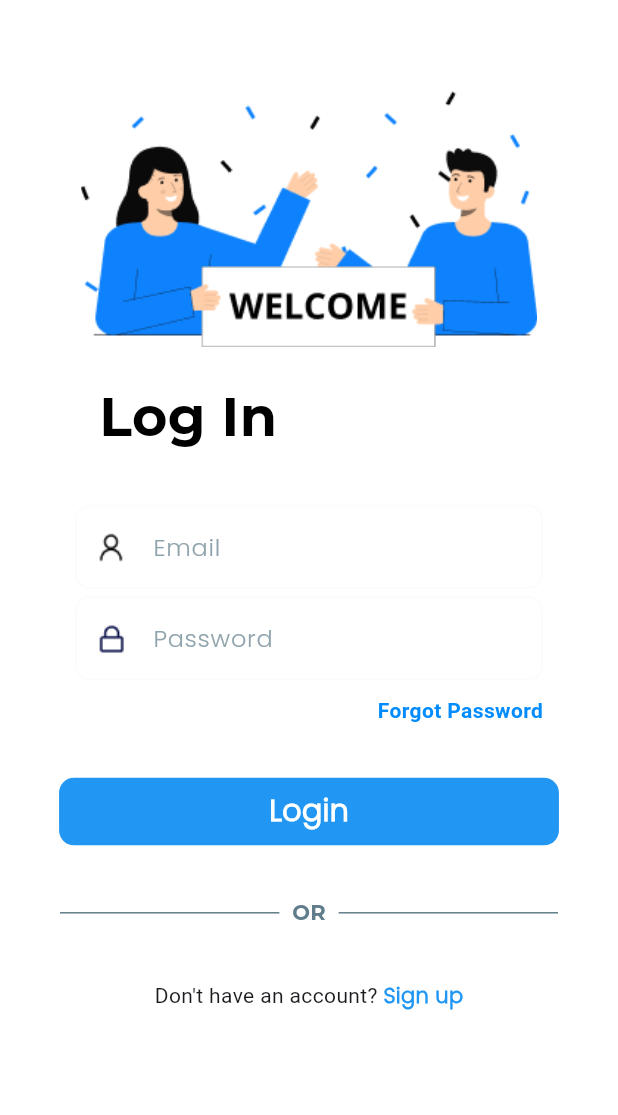
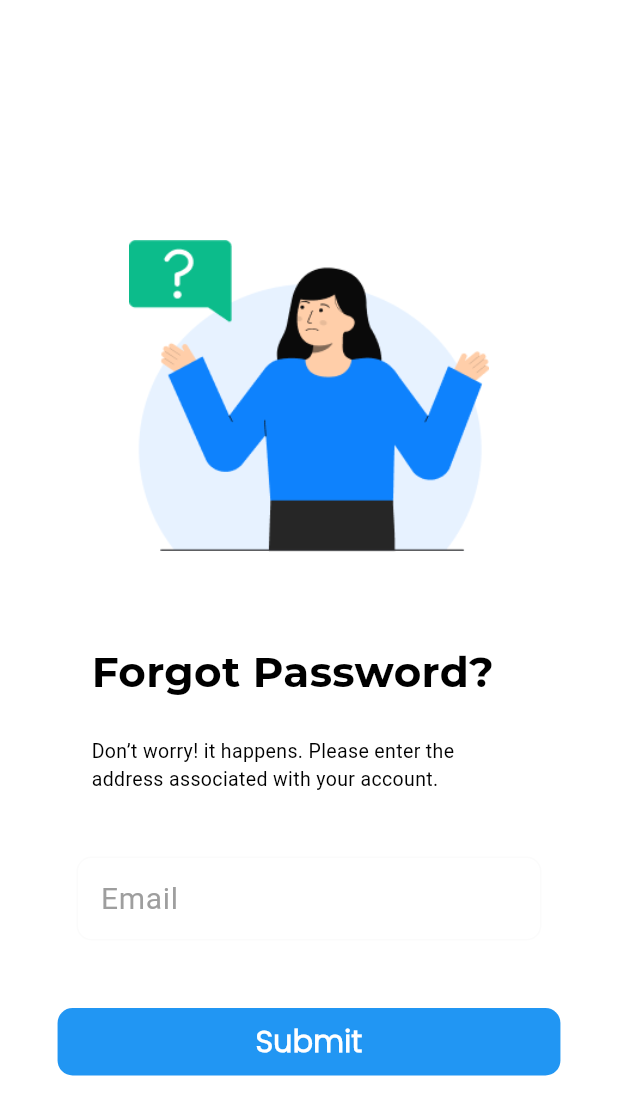
Before and after one commit to Samip-Nepal/Doctorhub-app, a Flutter app: the Loginpage screen opened directly, after a tap on "Forgot Password", on a phone screen of 412 x 824 dp. Shown: the top 1115 px of the screen. Run offline on Flutter 3.47's test engine with Material 3 defaults, Android fonts, the phone set to English and light mode, and no system bars; Roboto replaces fonts that are missing (Montserrat).

Commit message:
Forgot password

```diff
--- /dev/null
+++ b/lib/User-Auth/loginpage/forgetpassword/button.dart
@@ -0,0 +1,35 @@
+import 'package:flutter/material.dart';
+
+class Buttons extends StatefulWidget {
+  const Buttons({super.key});
+
+  @override
+  State<Buttons> createState() => _ButtonState();
+}
+
+class _ButtonState extends State<Buttons> {
+  @override
+  Widget build(BuildContext context) {
+    return Center(
+      child: GestureDetector(
+        onTap: () {},
+        child: Container(
+          decoration: BoxDecoration(
+            color: Colors.blue,
+            borderRadius: BorderRadius.circular(10),
+          ),
+          padding: EdgeInsets.symmetric(vertical: 8, horizontal: 132),
+          margin: EdgeInsets.symmetric(vertical: 25),
+          child: Text(
+            'Submit',
+            style: TextStyle(
+                color: Colors.white,
+                fontFamily: 'Poppins',
+                fontSize: 20,
+                fontWeight: FontWeight.bold),
+          ),
+        ),
+      ),
+    );
+  }
+}
--- /dev/null
+++ b/lib/User-Auth/loginpage/forgetpassword/forgotpassword.dart
@@ -0,0 +1,86 @@
+import 'package:doctor_app_pratice/User-Auth/loginpage/forgetpassword/button.dart';
+import 'package:flutter/material.dart';
+
+class Forgotpassword extends StatelessWidget {
+  const Forgotpassword({super.key});
+
+  @override
+  Widget build(BuildContext context) {
+    return Scaffold(
+      backgroundColor: Colors.white,
+      body: Center(
+        child: Column(
+          children: [
+            SizedBox(
+              height: 160,
+            ),
+            SizedBox(
+                width: 310,
+                height: 208,
+                child: Image.asset('assets/forgetpassword/Group.png')),
+            SizedBox(
+              height: 60,
+            ),
+            SizedBox(
+              width: 290,
+              height: 43,
+              child: Text(
+                'Forgot Password?',
+                style: TextStyle(
+                  color: Colors.black,
+                  fontSize: 28,
+                  fontWeight: FontWeight.w800,
+                  fontFamily: 'Monstserrat',
+                ),
+              ),
+            ),
+            SizedBox(
+              height: 20,
+            ),
+            SizedBox(
+              width: 290,
+              height: 70,
+              child: Text(
+                  'Don’t worry! it happens. Please enter the address associated with your account.',
+                  style: TextStyle(
+                    color: Colors.black,
+                    fontSize: 13,
+                    fontFamily: 'Montserrat',
+                    fontWeight: FontWeight.w400,
+                  )),
+            ),
+            SizedBox(
+              height: 10,
+            ),
+            SizedBox(
+              width: 310,
+              child: TextField(
+                decoration: InputDecoration(
+                  enabledBorder: OutlineInputBorder(
+                      borderSide: BorderSide(
+                          color: const Color.fromARGB(255, 251, 251, 251)),
+                      borderRadius: BorderRadius.circular(10)),
+                  focusedBorder: OutlineInputBorder(
+                      borderSide: BorderSide(
+                          color: const Color.fromARGB(255, 225, 219, 219)),
+                      borderRadius: BorderRadius.circular(10)),
+                  labelText: 'Email',
+                  labelStyle: TextStyle(
+                    color: Colors.grey,
+                    fontSize: 20,
+                    fontFamily: 'Montserrat',
+                    fontWeight: FontWeight.w400,
+                  ),
+                ),
+              ),
+            ),
+            SizedBox(
+              height: 20,
+            ),
+            Buttons(),
+          ],
+        ),
+      ),
+    );
+  }
+}
--- a/lib/User-Auth/loginpage/loginpage,component/loginpage.dart
+++ b/lib/User-Auth/loginpage/loginpage,component/loginpage.dart
@@ -1,3 +1,4 @@
+import 'package:doctor_app_pratice/User-Auth/loginpage/forgetpassword/forgotpassword.dart';
 import 'package:doctor_app_pratice/User-Auth/loginpage/loginpage,component/my_textfeild.dart';
 import 'package:doctor_app_pratice/User-Auth/loginpage/loginpage,component/mybutton.dart';
 import 'package:doctor_app_pratice/User-Auth/loginpage/signuppage/sign_up.dart';
@@ -13,8 +14,6 @@ class Loginpage extends StatefulWidget {
 class _LoginpageState extends State<Loginpage> {
   final usernameController = TextEditingController();
   final passwordController = TextEditingController();
-
-
 
   @override
   Widget build(BuildContext context) {
@@ -55,9 +54,8 @@ class _LoginpageState extends State<Loginpage> {
               MyTextfeild(
                 controller: passwordController,
                 hintText: ('Password'),
-           obsscureText: true,
+                obsscureText: true,
                 image: Image.asset('assets/user-auth/LOCK.png'),
-
               ),
               SizedBox(
                 height: 10,
@@ -68,11 +66,17 @@ class _LoginpageState extends State<Loginpage> {
                   mainAxisAlignment: MainAxisAlignment.end,
                   children: [
                     GestureDetector(
-                      onTap: () {},
+                      onTap: () {
+                        Navigator.pushReplacement(
+                            context,
+                            MaterialPageRoute(
+                                builder: (context) => Forgotpassword()));
+                      },
                       child: Text(
                         'Forgot Password',
                         style: TextStyle(
-                            color: const Color.fromARGB(255, 0, 140, 255), fontWeight: FontWeight.bold),
+                            color: const Color.fromARGB(255, 0, 140, 255),
+                            fontWeight: FontWeight.bold),
                       ),
                     ),
                   ],
--- a/lib/User-Auth/loginpage/signuppage/sign_up.dart
+++ b/lib/User-Auth/loginpage/signuppage/sign_up.dart
@@ -19,16 +19,19 @@ class _SignUpState extends State<SignUp> {
   @override
   Widget build(BuildContext context) {
     return Scaffold(
+      backgroundColor: Colors.white,
         body: SafeArea(
       child: Center(
+
         child: Column(
           children: [
+
             SizedBox(
               height: 50.67,
             ),
             SizedBox(
               height: 170.86,
-              width: 550,
+              width: 560,
               child: Image.asset('assets/signuppage/Refer a friend.png'),
             ),
             Container(
--- a/lib/main.dart
+++ b/lib/main.dart
@@ -8,7 +8,8 @@ import 'package:flutter/material.dart';
 
 void main() {
   runApp(MaterialApp(
-    home: Doctorhub(),
+    debugShowCheckedModeBanner: false,
+    home:Doctorhub() ,
     routes: {
       'page1': (context) => Doccure(),
       'page2': (context) => Doctorhub(),
--- a/pubspec.yaml
+++ b/pubspec.yaml
@@ -64,6 +64,7 @@ flutter:
     - assets/splash/
     - assets/user-auth/
     - assets/signuppage/
+    - assets/forgetpassword/
 
 
   # An image asset can refer to one or more resolution-specific "variants", see
```
Also changed, not shown: assets/forgetpassword/Group.png (added), flutter_01.png (added), lib/User-Auth/forgotpassword.dart (deleted), 1 other file.
